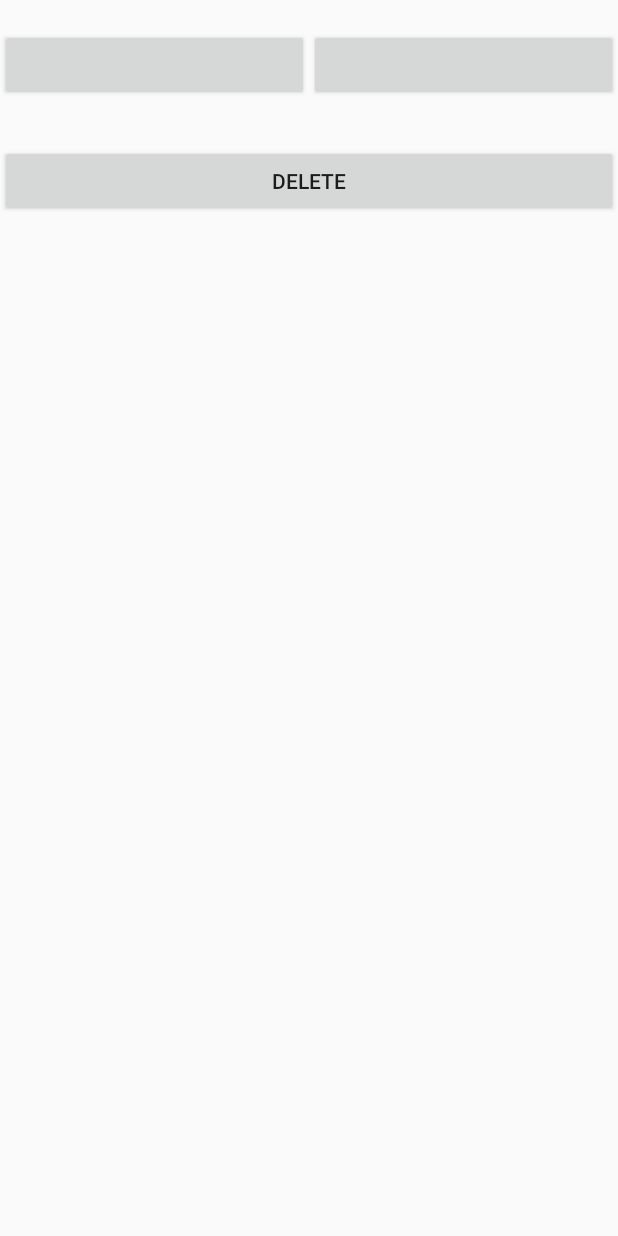
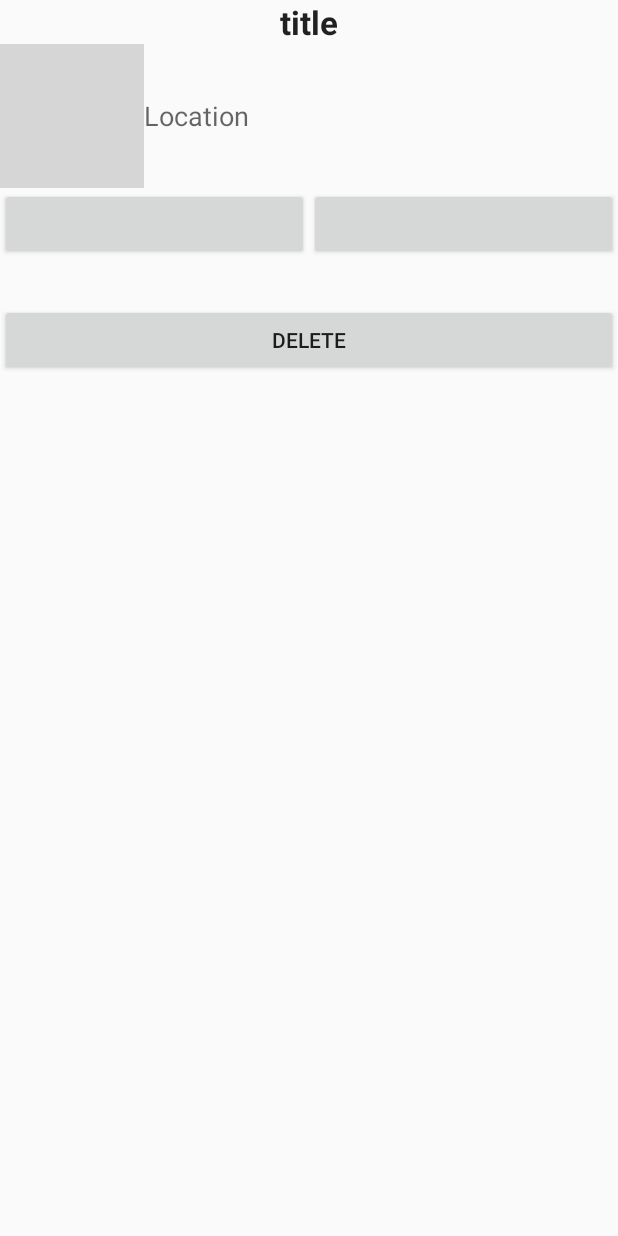
Before and after one commit to walia-gaurav/picky, an Android app: the layout list_item_profile.xml on its own in the app's theme, with its tools: preview values and no code run, on a phone screen of 412 x 824 dp. Run offline under Robolectric (Android 15) with nearby library versions, the phone set to English and light mode, and no system bars; grey boxes are pictures that could not be loaded.

Commit message:
Added GeoLocation API call, and displaying it in picky history

```diff
--- a/app/src/main/java/edu/cmu/jsphdev/picky/adapters/PickiesAdapter.java
+++ b/app/src/main/java/edu/cmu/jsphdev/picky/adapters/PickiesAdapter.java
@@ -80,9 +80,11 @@ public class PickiesAdapter extends BaseAdapter {
         TextView leftVotes = (TextView) convertView.findViewById(R.id.leftVotes);
         TextView rightVotes = (TextView) convertView.findViewById(R.id.rightVotes);
         Button deleteButton = (Button) convertView.findViewById(R.id.detelePickyButton);
+        TextView location = (TextView) convertView.findViewById(R.id.profilePickyLocation);
 
         final Picky picky = (Picky) getItem(position);
         title.setText(picky.getTitle());
+        location.setText(picky.getLocation().getLocationName());
 
         /*
         Calculating voting percentages.
--- a/app/src/main/java/edu/cmu/jsphdev/picky/ws/remote/services/requests/BaseRequest.java
+++ b/app/src/main/java/edu/cmu/jsphdev/picky/ws/remote/services/requests/BaseRequest.java
@@ -9,7 +9,7 @@ import edu.cmu.jsphdev.picky.util.CurrentSession;
  */
 public class BaseRequest {
 
-    public static final String IP = "http://10.0.0.7:8080";
+    public static final String IP = "http://172.29.93.234:8080";
     public static final String AUTH_HEADER = "X-Auth-Token";
     public static final String UTF8 = "UTF-8";
     public static final int OK_STATUS = 200;
--- a/app/src/main/res/layout/list_item_profile.xml
+++ b/app/src/main/res/layout/list_item_profile.xml
@@ -1,25 +1,47 @@
-<RelativeLayout xmlns:android="http://schemas.android.com/apk/res/android"
-    android:layout_width="match_parent"
-    android:layout_height="wrap_content">
+<LinearLayout xmlns:android="http://schemas.android.com/apk/res/android"
+              android:layout_width="match_parent"
+              android:layout_height="wrap_content"
+              android:orientation="vertical">
 
 
     <TextView
+        android:id="@+id/profilePickyTitle"
         android:layout_width="match_parent"
         android:layout_height="wrap_content"
-        android:layout_alignParentTop="true"
-        android:layout_alignParentStart="true"
-        android:layout_alignParentLeft="true"
-        android:id="@+id/profilePickyTitle"
+        android:text="title"
         android:textAlignment="center"
-        android:text=""/>
+        android:textAppearance="?android:attr/textAppearanceLarge"
+        android:textStyle="bold"
+        />
+
+    <LinearLayout
+        android:layout_width="match_parent"
+        android:layout_height="wrap_content"
+        android:orientation="horizontal">
+
+        <ImageView
+            android:layout_width="wrap_content"
+            android:layout_height="wrap_content"
+            android:scaleType="fitXY"
+            android:src="@drawable/location_icon"/>
+
+        <TextView
+            android:id="@+id/profilePickyLocation"
+            android:layout_width="match_parent"
+            android:layout_height="match_parent"
+            android:gravity="center_vertical"
+            android:text="Location"
+            android:textAppearance="?android:attr/textAppearanceMedium"
+            />
+    </LinearLayout>
 
 
     <LinearLayout
         android:id="@+id/profilePickyFrame"
         android:layout_width="match_parent"
         android:layout_height="wrap_content"
+        android:layout_below="@id/profilePickyTitle"
         android:orientation="horizontal"
-        android:layout_below="@id/profilePickyTitle"
         android:paddingBottom="10dp">
 
         <Button
@@ -43,29 +65,33 @@
     </LinearLayout>
 
     <LinearLayout
+        android:id="@+id/profilePickyVoting"
         android:layout_width="match_parent"
         android:layout_height="wrap_content"
-        android:id="@+id/profilePickyVoting"
         android:layout_below="@id/profilePickyFrame"
         android:orientation="horizontal">
+
         <TextView
+            android:id="@+id/leftVotes"
             android:layout_width="match_parent"
             android:layout_height="wrap_content"
             android:layout_weight="1"
-            android:id="@+id/leftVotes"
             android:text=""/>
+
         <TextView
-            android:layout_weight="1"
+            android:id="@+id/rightVotes"
             android:layout_width="match_parent"
             android:layout_height="wrap_content"
-            android:id="@+id/rightVotes"
+            android:layout_weight="1"
             android:text=""/>
 
     </LinearLayout>
+
     <LinearLayout
         android:layout_width="match_parent"
         android:layout_height="wrap_content"
         android:layout_below="@id/profilePickyVoting">
+
         <Button
             android:id="@+id/detelePickyButton"
             android:layout_width="0dp"
@@ -75,4 +101,4 @@
             />
     </LinearLayout>
 
-</RelativeLayout>
+</LinearLayout>
--- a/picky-engine/src/main/java/org/cmu/picky/services/PickyService.java
+++ b/picky-engine/src/main/java/org/cmu/picky/services/PickyService.java
@@ -79,6 +79,7 @@ public class PickyService {
         location.setId(rs.getInt("locationId"));
         location.setLatitude(rs.getDouble("latitude"));
         location.setLongitude(rs.getDouble("longitude"));
+        LocationService.fetchGeoLocation(location);
 
         picky.setId(rs.getInt("id"));
         picky.setTitle(rs.getString("title"));
```
Also changed, not shown: app/src/main/java/edu/cmu/jsphdev/picky/entities/Location.java (+9 -0 lines), picky-engine/src/main/java/org/cmu/picky/model/Location.java (+10 -1 lines), picky-engine/src/main/java/org/cmu/picky/services/GeoLocationResponse.java (added, +27 -0 lines), picky-engine/src/main/java/org/cmu/picky/services/GeoLocationResult.java (added, +45 -0 lines), picky-engine/src/main/java/org/cmu/picky/services/LocationService.java (+25 -0 lines), picky-engine/src/main/java/org/cmu/picky/util/geolocation/GeoLocationResponse.java (added, +27 -0 lines), picky-engine/src/main/java/org/cmu/picky/util/geolocation/GeoLocationResult.java (added, +45 -0 lines).
